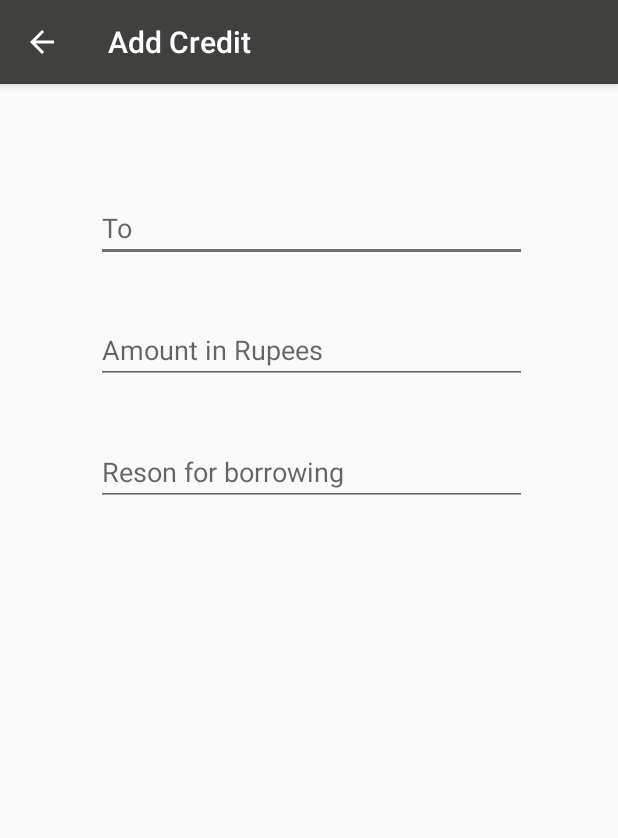
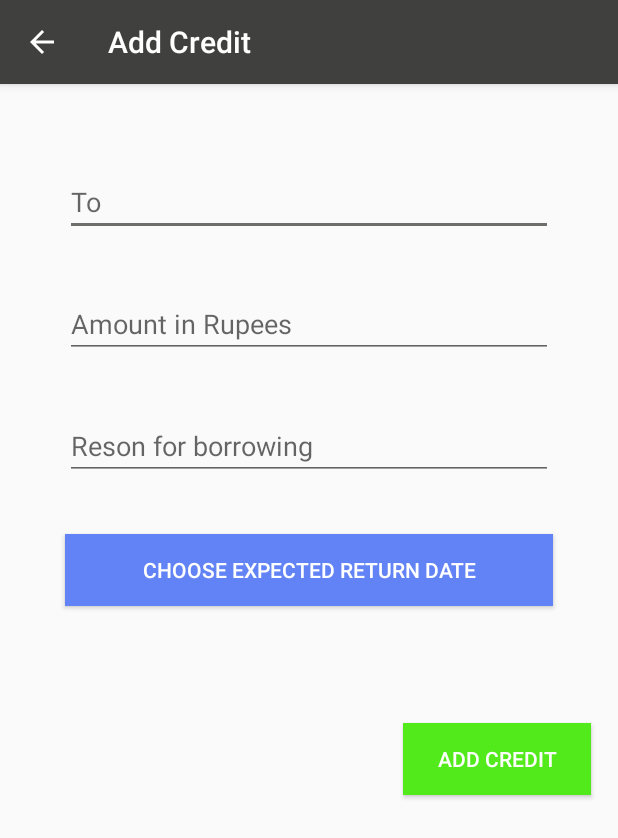
Before and after one commit to vimal97/Jarvis, an Android app: the AddCreditActivity screen opened directly, with no data from a screen before it, on a phone screen of 412 x 824 dp. Shown: the top 838 px of the screen. Run offline under Robolectric (Android 15) with nearby library versions, the phone set to English and light mode, and no system bars.

Commit message:
Activity Layout added for Add Credit Activity

```diff
--- a/app/src/main/res/layout/activity_add_credit.xml
+++ b/app/src/main/res/layout/activity_add_credit.xml
@@ -7,8 +7,8 @@
     tools:context=".AddCreditActivity">
 
     <androidx.constraintlayout.widget.ConstraintLayout
-        android:layout_width="409dp"
-        android:layout_height="729dp"
+        android:layout_width="match_parent"
+        android:layout_height="match_parent"
         app:layout_constraintBottom_toBottomOf="parent"
         app:layout_constraintEnd_toEndOf="parent"
         app:layout_constraintHorizontal_bias="1.0"
@@ -17,38 +17,73 @@
 
         <EditText
             android:id="@+id/credit_name"
-            android:layout_width="287dp"
-            android:layout_height="43dp"
+            android:layout_width="325dp"
+            android:layout_height="wrap_content"
             android:layout_marginTop="56dp"
             android:ems="10"
             android:hint="To"
+            android:layout_marginLeft="40dp"
+            android:layout_marginRight="40dp"
             android:inputType="textPersonName"
             app:layout_constraintEnd_toEndOf="parent"
             app:layout_constraintStart_toStartOf="parent"
             app:layout_constraintTop_toTopOf="parent" />
 
         <EditText
-            android:id="@+id/editText4"
-            android:layout_width="287dp"
+            android:id="@+id/credit_reason"
             android:layout_height="wrap_content"
+            android:layout_width="325dp"
             android:layout_marginTop="36dp"
             android:ems="10"
+            android:layout_marginLeft="40dp"
+            android:layout_marginRight="40dp"
             android:hint="Reson for borrowing"
             android:inputType="textPersonName"
             app:layout_constraintEnd_toEndOf="parent"
             app:layout_constraintStart_toStartOf="parent"
-            app:layout_constraintTop_toBottomOf="@+id/editText6" />
+            app:layout_constraintTop_toBottomOf="@+id/credit_amount" />
 
         <EditText
-            android:id="@+id/editText6"
-            android:layout_width="287dp"
+            android:id="@+id/credit_amount"
+            android:layout_width="325dp"
             android:layout_height="wrap_content"
             android:layout_marginTop="36dp"
             android:ems="10"
             android:hint="Amount in Rupees"
             android:inputType="number"
+            android:layout_marginLeft="40dp"
+            android:layout_marginRight="40dp"
             app:layout_constraintEnd_toEndOf="parent"
             app:layout_constraintStart_toStartOf="parent"
             app:layout_constraintTop_toBottomOf="@+id/credit_name" />
+
+        <Button
+            android:id="@+id/choose_date"
+            android:layout_width="325dp"
+            android:layout_height="wrap_content"
+            android:layout_marginTop="36dp"
+            android:background="@color/date_buttons"
+            android:text="Choose Expected Return Date"
+            android:layout_marginLeft="40dp"
+            android:layout_marginRight="40dp"
+            android:textColor="@android:color/white"
+            app:layout_constraintEnd_toEndOf="parent"
+            app:layout_constraintHorizontal_bias="0.498"
+            app:layout_constraintStart_toStartOf="parent"
+            app:layout_constraintTop_toBottomOf="@+id/credit_reason" />
+
+        <Button
+            android:id="@+id/add_credit_submit"
+            android:layout_width="125dp"
+            android:layout_height="wrap_content"
+            android:background="@color/submit_buttons"
+            android:text="Add Credit"
+            android:textColor="@android:color/white"
+            app:layout_constraintBottom_toBottomOf="parent"
+            app:layout_constraintEnd_toEndOf="parent"
+            app:layout_constraintHorizontal_bias="0.937"
+            app:layout_constraintStart_toStartOf="parent"
+            app:layout_constraintTop_toBottomOf="@+id/choose_date"
+            app:layout_constraintVertical_bias="0.209" />
     </androidx.constraintlayout.widget.ConstraintLayout>
 </androidx.constraintlayout.widget.ConstraintLayout>
--- a/app/src/main/res/values/colors.xml
+++ b/app/src/main/res/values/colors.xml
@@ -19,4 +19,6 @@
     <color name="expense_card_headline_5">#FDFCFC</color>
     <color name="floating_menu">#FAF6F6</color>
     <color name="floating_close">#DFE31717</color>
+    <color name="date_buttons">#6283F6</color>
+    <color name="submit_buttons">#52EA1A</color>
 </resources>
```
